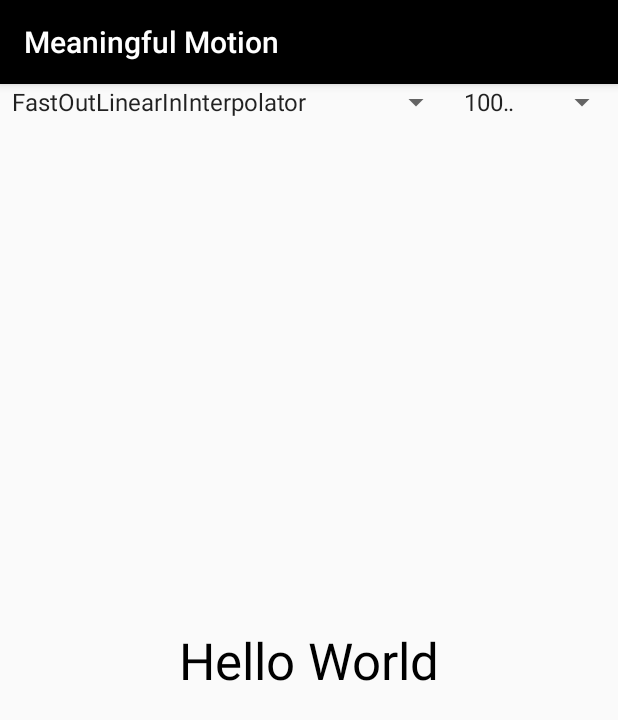
After one commit to Apurba000Biswas/MeaningfulMotion, an Android app: the InterpolationActivity screen opened directly, with no data from a screen before it, on a phone screen of 412 x 824 dp. The commit adds this screen. Shown: the top 720 px of the screen. Run offline under Robolectric (Android 15) with nearby library versions, the phone set to English and light mode, and no system bars; our stand-ins replace ButterKnife.

Commit message:
1.6 Added Interpolation

```diff
--- a/app/build.gradle
+++ b/app/build.gradle
@@ -29,4 +29,9 @@ dependencies {
     testImplementation 'junit:junit:4.12'
     androidTestImplementation 'androidx.test.ext:junit:1.1.0'
     androidTestImplementation 'androidx.test.espresso:espresso-core:3.1.1'
+
+
+    // Butter knife
+    implementation 'com.jakewharton:butterknife:10.2.1'
+    annotationProcessor 'com.jakewharton:butterknife-compiler:10.2.1'
 }
--- a/app/src/main/AndroidManifest.xml
+++ b/app/src/main/AndroidManifest.xml
@@ -9,7 +9,8 @@
         android:roundIcon="@mipmap/ic_launcher_round"
         android:supportsRtl="true"
         android:theme="@style/AppTheme">
-        <activity android:name=".InstructiveMotionActivity"></activity>
+        <activity android:name=".InterpolationActivity"></activity>
+        <activity android:name=".InstructiveMotionActivity" />
         <activity android:name=".GridImage2" />
         <activity android:name=".DetailsActivity" />
         <activity
--- a/app/src/main/java/com/apurba/meaningfulmotion/MainActivity.java
+++ b/app/src/main/java/com/apurba/meaningfulmotion/MainActivity.java
@@ -10,6 +10,7 @@ import android.view.Gravity;
 import android.view.View;
 import android.view.ViewGroup;
 import android.widget.ImageView;
+import android.widget.Toast;
 
 public class MainActivity extends AppCompatActivity {
 
@@ -41,4 +42,9 @@ public class MainActivity extends AppCompatActivity {
         Intent instructiveMotionIntent = new Intent(this, InstructiveMotionActivity.class);
         startActivity(instructiveMotionIntent);
     }
+
+    public void onInterpolationClicked(View view) {
+        Intent interpolationActivity = new Intent(this, InterpolationActivity.class);
+        startActivity(interpolationActivity);
+    }
 }
--- /dev/null
+++ b/app/src/main/res/layout/activity_interpolation.xml
@@ -0,0 +1,45 @@
+<?xml version="1.0" encoding="utf-8"?>
+<androidx.constraintlayout.widget.ConstraintLayout xmlns:android="http://schemas.android.com/apk/res/android"
+    xmlns:app="http://schemas.android.com/apk/res-auto"
+    xmlns:tools="http://schemas.android.com/tools"
+    android:layout_width="match_parent"
+    android:layout_height="match_parent"
+    tools:context=".InterpolationActivity">
+
+
+    <LinearLayout
+        android:id="@+id/linearLayout"
+        android:layout_width="fill_parent"
+        android:layout_height="wrap_content"
+        android:orientation="horizontal"
+        app:layout_constraintStart_toStartOf="parent"
+        app:layout_constraintTop_toTopOf="parent">
+
+        <Spinner
+            android:id="@+id/interpolator_spinner"
+            android:layout_width="wrap_content"
+            android:layout_height="wrap_content"
+            android:entries="@array/interpolators" />
+
+        <Spinner
+            android:id="@+id/duration_spinner"
+            android:layout_width="wrap_content"
+            android:layout_height="wrap_content"
+            android:entries="@array/durations" />
+    </LinearLayout>
+
+    <TextView
+        android:id="@+id/textView"
+        android:layout_width="wrap_content"
+        android:layout_height="wrap_content"
+        android:layout_centerHorizontal="true"
+        android:layout_centerVertical="true"
+        android:text="@string/hello_world"
+        android:textAppearance="@style/TextAppearance.AppCompat.Display1"
+        android:textColor="@android:color/black"
+        app:layout_constraintBottom_toBottomOf="parent"
+        app:layout_constraintEnd_toEndOf="parent"
+        app:layout_constraintStart_toStartOf="parent"
+        app:layout_constraintTop_toTopOf="parent" />
+
+</androidx.constraintlayout.widget.ConstraintLayout>
--- a/app/src/main/res/values/colors.xml
+++ b/app/src/main/res/values/colors.xml
@@ -3,4 +3,7 @@
     <color name="colorPrimary">@android:color/black</color>
     <color name="colorPrimaryDark">@android:color/black</color>
     <color name="colorAccent">#D81B60</color>
+
+
+
 </resources>
--- a/app/src/main/res/values/strings.xml
+++ b/app/src/main/res/values/strings.xml
@@ -16,5 +16,31 @@
     <string name="shared_el_transition_name">test</string>
 
     <string name="demo_header">Boeing 777 is one of the great aircraft in the world. And this article is all about boeing 777</string>
+    <string name="hello_world">Hello World</string>
+
+
+
+    <string-array name="interpolators">
+        <item>FastOutLinearInInterpolator</item>
+        <item>FastOutSlowInInterpolator</item>
+        <item>LinearOutSlowInInterpolator</item>
+        <item>----------</item>
+        <item>AccelerateDecelerateInterpolator</item>
+        <item>AccelerateInterpolator</item>
+        <item>AnticipateInterpolator</item>
+        <item>AnticipateOvershootInterpolator</item>
+        <item>BounceInterpolator</item>
+        <item>DecelerateInterpolator</item>
+        <item>LinearInterpolator</item>
+        <item>OvershootInterpolator</item>
+    </string-array>
+
+    <string-array name="durations">
+        <item>100ms</item>
+        <item>300ms</item>
+        <item>900ms</item>
+        <item>1500ms</item>
+        <item>3000ms</item>
+    </string-array>
 
 </resources>
```
Also changed, not shown: app/src/main/java/com/apurba/meaningfulmotion/InterpolationActivity.java (added, +94 -0 lines), app/src/main/res/layout/activity_main.xml (+12 -0 lines).
